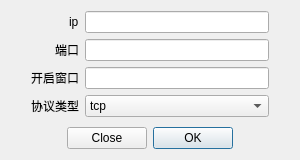
Old version of the form tcp_connector/ui/mainwindow.ui in the repository rouqiuhehehe/websocket_proto.
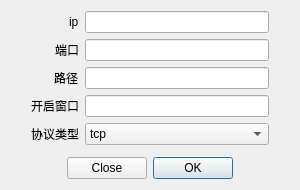
New version of the form.

```diff
--- a/tcp_connector/ui/mainwindow.ui
+++ b/tcp_connector/ui/mainwindow.ui
@@ -7,13 +7,13 @@
     <x>0</x>
     <y>0</y>
     <width>300</width>
-    <height>160</height>
+    <height>190</height>
    </rect>
   </property>
   <property name="maximumSize">
    <size>
     <width>300</width>
-    <height>160</height>
+    <height>200</height>
    </size>
   </property>
   <property name="windowTitle">
@@ -51,24 +51,24 @@
      <item row="1" column="1">
       <widget class="QLineEdit" name="lineEdit_port"/>
      </item>
-     <item row="2" column="0">
+     <item row="3" column="0">
       <widget class="QLabel" name="label_num">
        <property name="text">
         <string>开启窗口</string>
        </property>
       </widget>
      </item>
-     <item row="2" column="1">
+     <item row="3" column="1">
       <widget class="QLineEdit" name="lineEdit_num"/>
      </item>
-     <item row="3" column="0">
+     <item row="4" column="0">
       <widget class="QLabel" name="label_proto">
        <property name="text">
         <string>协议类型</string>
        </property>
       </widget>
      </item>
-     <item row="3" column="1">
+     <item row="4" column="1">
       <widget class="QComboBox" name="comboBox_proto">
        <property name="currentIndex">
         <number>0</number>
@@ -85,6 +85,16 @@
        </item>
       </widget>
      </item>
+     <item row="2" column="0">
+      <widget class="QLabel" name="label_path">
+       <property name="text">
+        <string>路径</string>
+       </property>
+      </widget>
+     </item>
+     <item row="2" column="1">
+      <widget class="QLineEdit" name="lineEdit_path"/>
+     </item>
     </layout>
    </item>
    <item>
```
